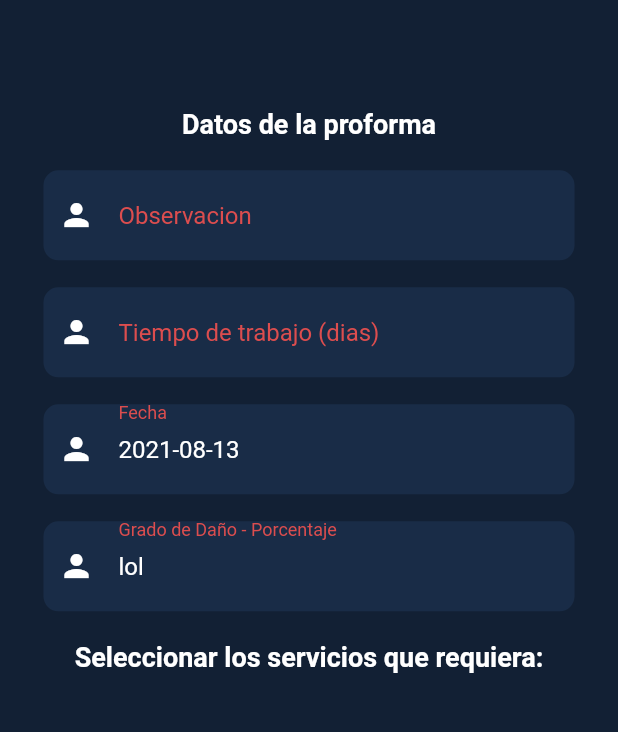
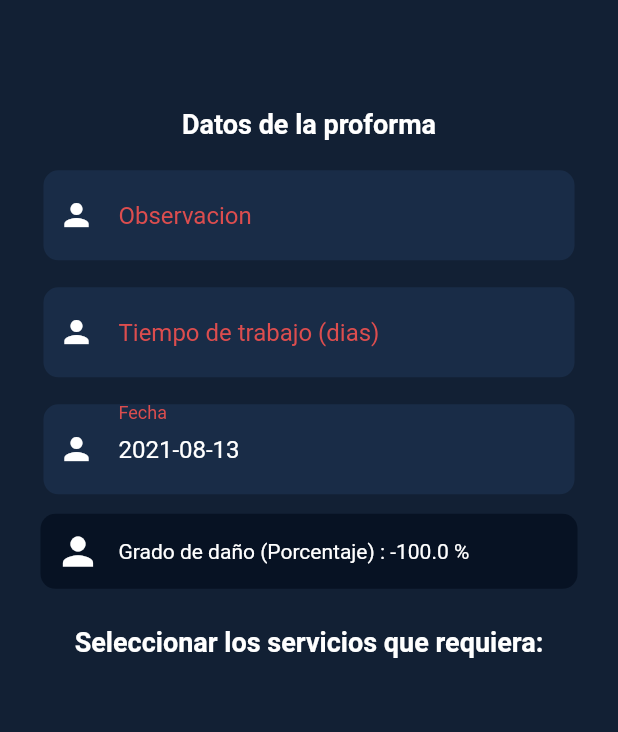
Before and after one commit to elroir/AutorepAI, a Flutter app: the NuevaCotizacionScreen screen opened directly, scrolled down 576 dp, on a phone screen of 412 x 824 dp, the part 123-855 px from its top. Run offline on Flutter 3.47's test engine with Material 2 defaults, Android fonts, the phone set to English and light mode, and no system bars; our stand-ins replace animate_do, carousel_slider, firebase_auth, firebase_storage, flutter_feather_icons, flutter_switch and 5 more; missing offline and left inert: google_ml_kit; accounts and stored records are empty; network calls fail; project files that could hold a hidden picture were left out.

Commit message:
updating cotizacion v3

```diff
--- a/lib/controllers/cotizacion_controller.dart
+++ b/lib/controllers/cotizacion_controller.dart
@@ -62,7 +62,7 @@ class QuotesController extends GetxController{
     update(['activeQuotes']);
   }
 
-  Future<bool> storeCotizacion({String obs, String fecha, String tiempodias, int idvehiculo, List<Map<String, dynamic>> servicioss, double umbral}) async {
+  Future<bool> storeCotizacion({String obs, String fecha, String tiempodias, int idvehiculo, List<Map<String, dynamic>> servicioss}) async {
 
     var auth = Get.put(AuthController());
     print(auth.userId);
--- a/lib/screens/cotizaciones/create_cotizacion_screen.dart
+++ b/lib/screens/cotizaciones/create_cotizacion_screen.dart
@@ -30,6 +30,7 @@ class _CreateCotizacionScreenState extends State<CreateCotizacionScreen> {
 
   //Grado
   GradoDanio gradoDanio = new GradoDanio();
+  int gradoValor = 0;
 
   //Precio total
   double precioTotal = 0;
@@ -358,6 +359,7 @@ class _CreateCotizacionScreenState extends State<CreateCotizacionScreen> {
 
       Get.snackbar("OK", resp2);
       gradoDanio.nombre = resp2;
+      gradoValor =  int.tryParse(resp2) ;
 
     }else{
       print('falta lad descripcion');
@@ -496,7 +498,7 @@ class _CreateCotizacionScreenState extends State<CreateCotizacionScreen> {
                 fecha: new DateFormat("yyyy-MM-dd").format(DateTime.now()),
                 tiempodias: tiempoTrabajoController.value.text,
                 idvehiculo: vehiculoId,
-                umbral: 0.1,
+                // umbral: 0.1,
                 servicioss: servicioss
               );
                 // servicios: serviciosI
--- a/lib/screens/cotizaciones/nueva_cotizacion_screen.dart
+++ b/lib/screens/cotizaciones/nueva_cotizacion_screen.dart
@@ -32,6 +32,7 @@ class _NuevaCotizacionScreenState extends State<NuevaCotizacionScreen> {
 
   //Grado
   GradoDanio gradoDanio = new GradoDanio();
+  double gradoValor = -1;
 
   //Precio total
   double precioTotal = 0;
@@ -118,13 +119,13 @@ class _NuevaCotizacionScreenState extends State<NuevaCotizacionScreen> {
                     },
                   ),
                 ),
-              SizedBox(height: 15,),
+              SizedBox(height: 15),
               _daniosPage(),
-              SizedBox(height: 15,),
+              SizedBox(height: 15),
               _cotizacionFormPage(),
-              SizedBox(height: 15,),
+              SizedBox(height: 25),
               _serviciosPage(),
-              SizedBox(height: 15,),
+              SizedBox(height: 15),
               _confirmPage(),
               SizedBox(height: 20),
             ],
@@ -321,7 +322,12 @@ Widget _mostrarFoto() {
       setState(() => _isloading = !_isloading);
 
       Get.snackbar("OK", resp2);
-      gradoDanio.nombre = resp2;
+
+      setState(() {
+        gradoDanio.nombre = resp2;
+        gradoValor =  double.tryParse(resp2);
+      });
+
 
     }else{
       print('falta lad descripcion');
@@ -377,12 +383,35 @@ Widget _mostrarFoto() {
       fechaController: fechaController,
       // gradoDanio: gradoDanio,
       textStyle: style,
-      child: CustomTextField(
-        initialValue: (gradoDanio.nombre != null) ? '${double.parse(gradoDanio.nombre) * 100} %' : 'lol',
-        validator: (value) => value.isEmpty ? 'Grado!' : null,
-        labelText: 'Grado de Daño - Porcentaje',
-        icon: Icon(Icons.person, color: Colors.white),
+      child: Padding(
+        padding: EdgeInsets.symmetric( horizontal : 10),
+        child: Container(
+          decoration: BoxDecoration(
+            borderRadius: BorderRadius.circular(10),
+            color: Theme.of(context).primaryColorDark
+          ),
+          height: 50,
+          child: Padding(
+            padding:  EdgeInsets.symmetric( horizontal : 10),
+            child: Row(
+              mainAxisAlignment: MainAxisAlignment.start,
+              children: [
+                Icon(Icons.person, color: Colors.white),
+                SizedBox(width: 12),
+                Text('Grado de daño (Porcentaje) : ${gradoValor * 100} %'),
+              ],
+            ),
+          ),
+        ),
       ),
+      // child: CustomTextField(
+      //   // initialValue: (gradoDanio.nombre != null) ? '${double.parse(gradoDanio.nombre) * 100} %' : 'lol',
+      //   // initialValue: (gradoValor >= 0) ? '${gradoValor * 100} %' : '-',
+      //   initialValue: (gradoValor > -1) ? '$gradoValor' : '-',
+      //   validator: (value) => value.isEmpty ? 'Grado!' : null,
+      //   labelText: 'Grado de Daño - Porcentaje',
+      //   icon: Icon(Icons.person, color: Colors.white),
+      // ),
     );
   }
 
@@ -451,7 +480,8 @@ Widget _mostrarFoto() {
                     "id"           : item.idservicio,
                     "precio_venta" : item.precio, // * el umbral puede ser lol, aunque creo que eso lo hago en el back
                     "descripcion"  : 'Ninguna',
-                    "umbral"       : double.tryParse( gradoDanio.nombre)
+                    // "umbral"       : double.tryParse( gradoDanio.nombre)
+                    "umbral"       : gradoValor
                   };
                   print(servicio);
                   print('======');
@@ -460,16 +490,16 @@ Widget _mostrarFoto() {
 
               var sCoti = Get.put(QuotesController());
 
-
-              final sw = await sCoti.storeCotizacion(
-                obs: observacionController.value.text,
-                fecha: new DateFormat("yyyy-MM-dd").format(DateTime.now()),
-                tiempodias: tiempoTrabajoController.value.text,
-                idvehiculo: (idVehiculo > 0) ? idVehiculo : 20, //idk
-                // idvehiculo: int.tryParse( vehiculoController.value.text ) ?? 1, //idk
-                umbral: double.tryParse( gradoDanio.nombre), //idk
-                servicioss: servicioss
-              );
+              final sw = false;
+              // final sw = await sCoti.storeCotizacion(
+              //   obs: observacionController.value.text,
+              //   fecha: new DateFormat("yyyy-MM-dd").format(DateTime.now()),
+              //   tiempodias: tiempoTrabajoController.value.text,
+              //   idvehiculo: (idVehiculo > 0) ? idVehiculo : 20, //idk
+              //   // idvehiculo: int.tryParse( vehiculoController.value.text ) ?? 1, //idk
+              //   // umbral: double.tryParse( gradoDanio.nombre), //idk
+              //   servicioss: servicioss
+              // );
                 // servicios: serviciosI
               if (sw) {
                 Get.back();
```
Also changed, not shown: 1 other file.
